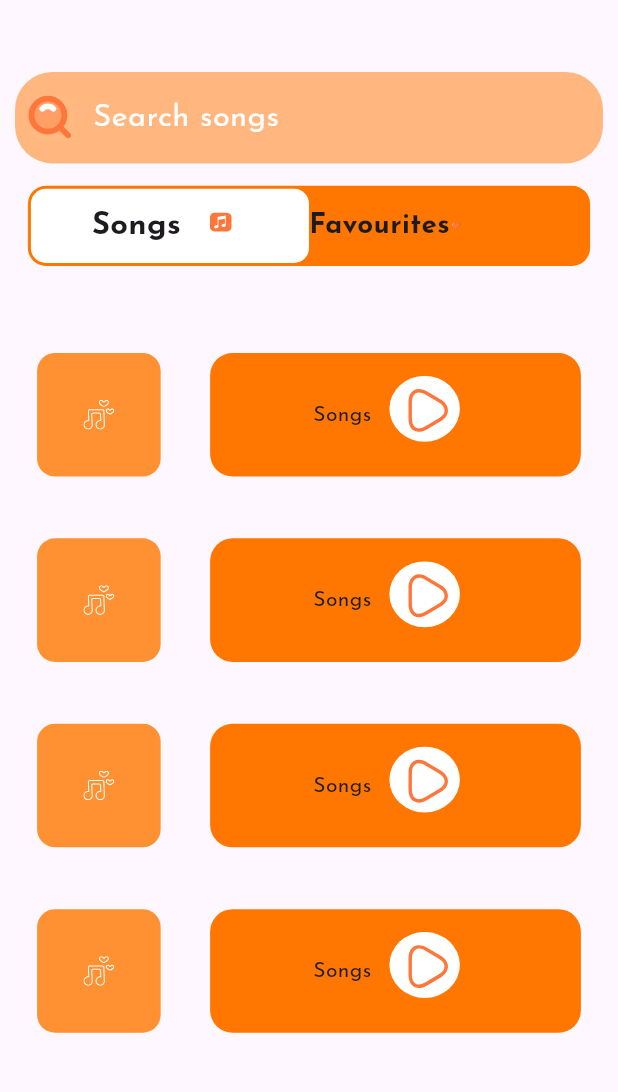
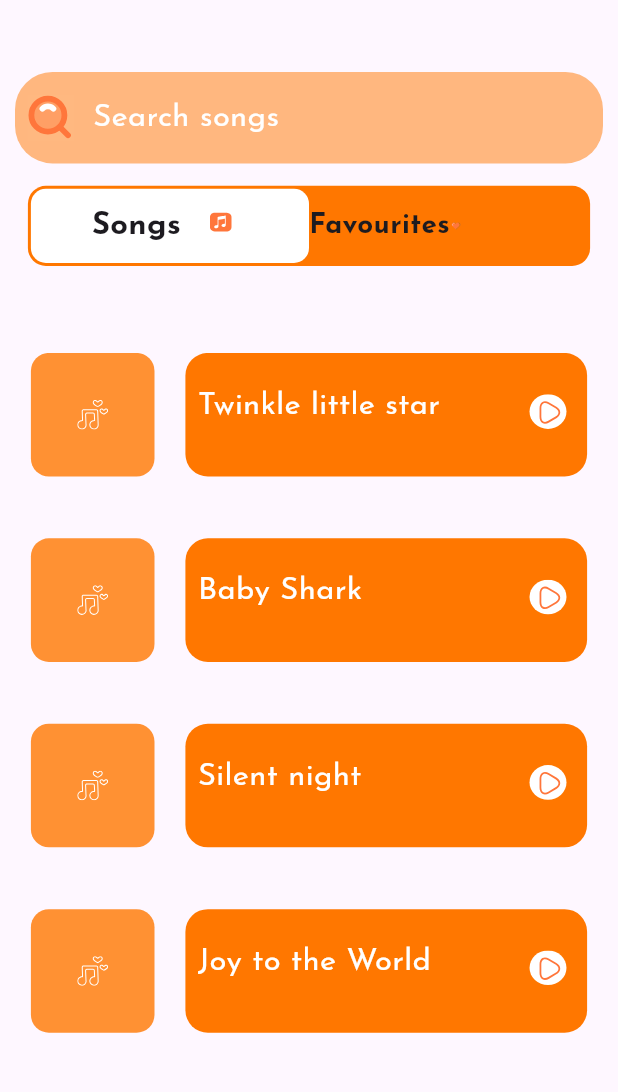
Before and after one commit to Unique-chiemerie/kiddytunes, a Flutter app: the Homescreen screen opened by its route, scrolled down 95 dp, on a phone screen of 412 x 824 dp, the part 130-1222 px from its top. Run offline on Flutter 3.47's test engine with Material 3 defaults, Android fonts, the phone set to English and light mode, and no system bars; drawn by our look-alikes of custom_sliding_segmented_control; our stand-ins replace flutter_svg, google_fonts, smooth_page_indicator.

Commit message:
making the songs flexible

```diff
--- a/lib/data/song_list.dart
+++ b/lib/data/song_list.dart
@@ -1,8 +1,9 @@
-List songs = [
+List songslist = [
   'Twinkle little star',
   'Baby Shark',
-  'Silent nigth',
+  'Silent night',
   'Joy to the World',
   'Baaba black sheep',
+  'Mary had a little lamb',
   ''
 ];
--- a/lib/screens/mainscreens/all_songs.dart
+++ b/lib/screens/mainscreens/all_songs.dart
@@ -1,5 +1,6 @@
 import 'package:flutter/material.dart';
 import 'package:flutter_svg/flutter_svg.dart';
+import 'package:kiddytunes/data/song_list.dart';
 
 class Allsongsscreen extends StatefulWidget {
   const Allsongsscreen({super.key});
@@ -15,6 +16,7 @@ class _AllsongsscreenState extends State<Allsongsscreen> {
     final screenWidth = MediaQuery.of(context).size.width;
     return ListView.separated(
         itemBuilder: (context, index) {
+          final songs = songslist[index];
           return SizedBox(
             height: screenHeight * 0.1,
             width: screenWidth,
@@ -38,12 +40,12 @@ class _AllsongsscreenState extends State<Allsongsscreen> {
                   ),
                 ),
                 SizedBox(
-                  width: screenWidth * 0.08,
+                  width: screenWidth * 0.05,
                 ),
                 //the song itself and the play button:
                 Container(
                   height: double.infinity,
-                  width: screenWidth * 0.6,
+                  width: screenWidth * 0.65,
                   decoration: BoxDecoration(
                     borderRadius: BorderRadius.circular(15),
                     color: Theme.of(context).primaryColor,
@@ -51,10 +53,36 @@ class _AllsongsscreenState extends State<Allsongsscreen> {
                   child: Row(
                     mainAxisAlignment: MainAxisAlignment.center,
                     children: [
-                      Text('Songs'),
+                      SizedBox(
+                        width: screenWidth * 0.02,
+                      ),
+                      //the text sized box
+                      SizedBox(
+                        width: screenWidth * 0.4,
+                        height: screenHeight * 0.05,
+                        child: ListView(
+                          scrollDirection: Axis.horizontal,
+                          children: [
+                            Text(
+                              songs,
+                              style: TextStyle(
+                                  fontSize: screenWidth * 0.05,
+                                  color: Colors.white),
+                            ),
+                          ],
+                        ),
+                      ),
+                      const Spacer(),
                       IconButton(
                         onPressed: () {},
-                        icon: SvgPicture.asset('assets/images/play_fab.svg'),
+                        icon: SvgPicture.asset(
+                          'assets/images/play_fab.svg',
+                          height: screenHeight * 0.07,
+                          width: screenWidth * 0.07,
+                        ),
+                      ),
+                      SizedBox(
+                        width: screenWidth * 0.005,
                       ),
                     ],
                   ),
@@ -66,6 +94,6 @@ class _AllsongsscreenState extends State<Allsongsscreen> {
         separatorBuilder: (context, index) => SizedBox(
               height: screenHeight * 0.05,
             ),
-        itemCount: 10);
+        itemCount: songslist.length);
   }
 }
```
